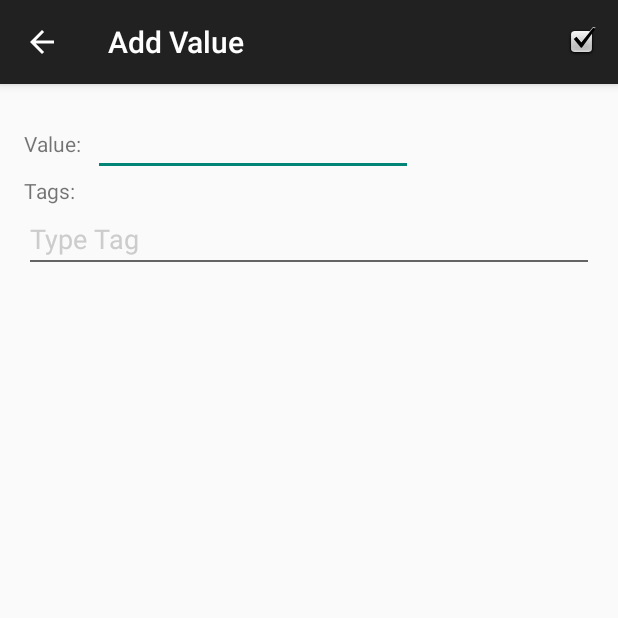
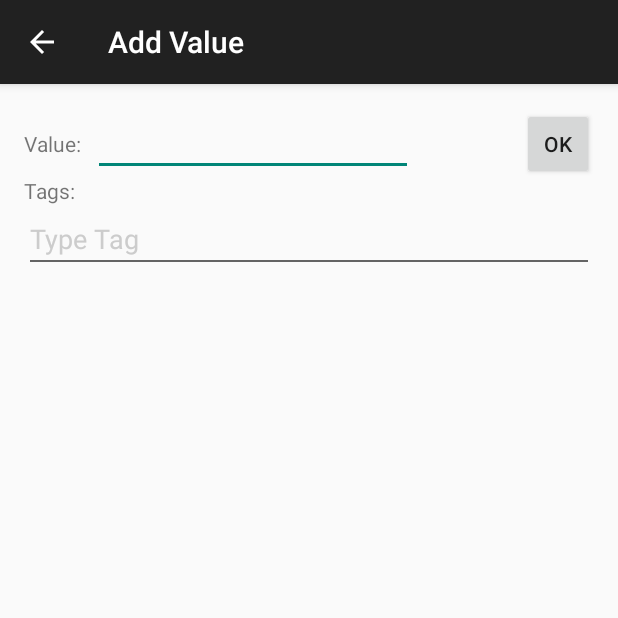
Before and after one commit to crazywake/TeamFive, an Android app: the AddValueActivity screen opened directly, with no data from a screen before it, on a phone screen of 412 x 824 dp, the top half of it. Run offline under Robolectric (Android 15) with nearby library versions, the phone set to English and light mode, and no system bars; 5 statements that could not run were skipped.

Commit message:
[JS, TL] changed menu item to local button in add value activity

```diff
--- a/PocketBill/app/src/main/java/com/bill/pocket/pocketbill/AddValueActivity.java
+++ b/PocketBill/app/src/main/java/com/bill/pocket/pocketbill/AddValueActivity.java
@@ -10,6 +10,7 @@ import android.text.InputType;
 import android.view.KeyEvent;
 import android.view.Menu;
 import android.view.MenuItem;
+import android.widget.Button;
 import android.widget.EditText;
 import android.widget.Toast;
 
@@ -53,6 +54,46 @@ public class AddValueActivity extends ActionBarActivity {
         my_base_text_view.setAdapter(my_adapter);
         my_base_text_view.setHintTextColor(Color.LTGRAY);
 
+        Button btn = (Button) findViewById(R.id.ok_button);
+        btn.setOnClickListener(new View.OnClickListener() {
+            @Override
+            public void onClick(View v) {
+
+                Intent my_intent = getIntent();
+
+                int category_id = my_intent.getIntExtra("cat", -2);
+
+                //TODO: handle -2 error!
+                Category parent = new Category(category_id, null, null, null, null, null, null);
+                //ArrayList<String> tags = my_intent.getStringArrayListExtra("tags");
+
+                //String value = (String) getString(R.id.addValue);
+                EditText value = (EditText) findViewById(R.id.editTextAddValue);
+
+                if(value.getText().toString().equals(null) || value.getText().toString().equals("") ||
+                        value.getText().toString().length() == 0) {
+                    Toast.makeText(getApplicationContext(), "No value added", Toast.LENGTH_SHORT).show();
+                    return;
+                }
+
+                String val = value.getText().toString();
+                double endval = Double.parseDouble(val)*100;
+                long longvalue = (long) Math.round(endval);
+
+                DAO DataAccessObject = DAO.instance(AddValueActivity.this);
+
+                ArrayList<String> tagList = new ArrayList<>();
+                for(String tag : tags.values())
+                {
+                    tagList.add(tag);
+                }
+                Value insert_value = new Value(-1, longvalue, new Date().getTime(), parent, tagList);
+                //TODO: get selected date (not always "today" or default)
+                DataAccessObject.insertValue(insert_value);
+
+                AddValueActivity.super.onBackPressed();
+            }
+        });
 
          my_base_text_view.setOnEditorActionListener(new TextView.OnEditorActionListener() {
            @Override
@@ -95,56 +136,6 @@ public class AddValueActivity extends ActionBarActivity {
 
     @Override
     public boolean onCreateOptionsMenu(Menu menu) {
-        // Inflate the menu; this adds items to the action bar if it is present.
-        getMenuInflater().inflate(R.menu.menu_add_value, menu);
         return true;
     }
-
-    @Override
-    public boolean onOptionsItemSelected(MenuItem item) {
-        // Handle action bar item clicks here. The action bar will
-        // automatically handle clicks on the Home/Up button, so long
-        // as you specify a parent activity in AndroidManifest.xml.
-        int id = item.getItemId();
-
-        //noinspection SimplifiableIfStatement
-        if (id == R.id.addValue) {
-            Intent my_intent = getIntent();
-
-            int category_id = my_intent.getIntExtra("cat", -2);
-
-            //TODO: handle -2 error!
-            Category parent = new Category(category_id, null, null, null, null, null, null);
-            //ArrayList<String> tags = my_intent.getStringArrayListExtra("tags");
-
-            //String value = (String) getString(R.id.addValue);
-            EditText value = (EditText) findViewById(R.id.editTextAddValue);
-
-            if(value.getText().toString().equals(null) || value.getText().toString().equals("") ||
-                    value.getText().toString().length() == 0) {
-                Toast.makeText(getApplicationContext(), "No value added", Toast.LENGTH_SHORT).show();
-                return false;
-            }
-
-            String val = value.getText().toString();
-            double endval = Double.parseDouble(val)*100;
-            long longvalue = (long) Math.round(endval);
-
-            DAO DataAccessObject = DAO.instance(this);
-
-            ArrayList<String> tagList = new ArrayList<>();
-            for(String tag : tags.values())
-            {
-                tagList.add(tag);
-            }
-            Value insert_value = new Value(-1, longvalue, new Date().getTime(), parent, tagList);
-            //TODO: get selected date (not always "today" or default)
-            DataAccessObject.insertValue(insert_value);
-
-            super.onBackPressed();
-            return true;
-        }
-
-        return super.onOptionsItemSelected(item);
-    }
 }
--- a/PocketBill/app/src/main/res/layout/activity_add_value.xml
+++ b/PocketBill/app/src/main/res/layout/activity_add_value.xml
@@ -43,4 +43,13 @@
         android:imeOptions="actionDone"
         android:background="@drawable/abc_edit_text_material"/>
 
+    <Button
+        style="?android:attr/buttonStyleSmall"
+        android:layout_width="wrap_content"
+        android:layout_height="wrap_content"
+        android:text="OK"
+        android:id="@+id/ok_button"
+        android:layout_alignParentTop="true"
+        android:layout_alignEnd="@+id/autocomplete_text" />
+
 </RelativeLayout>
```
